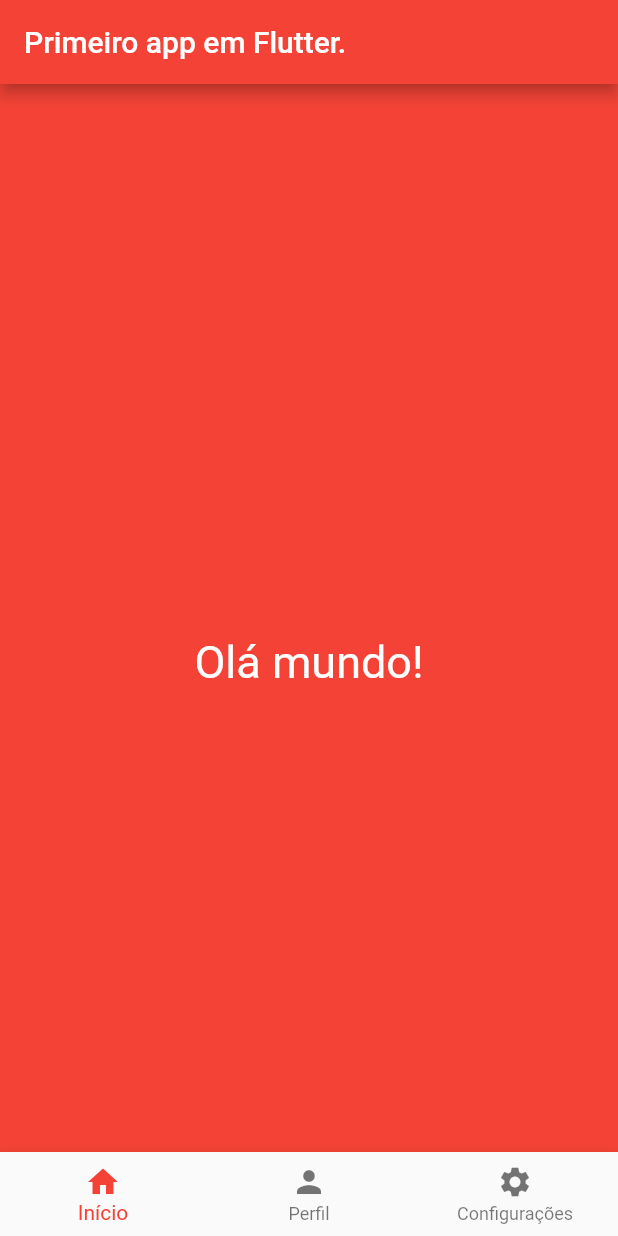
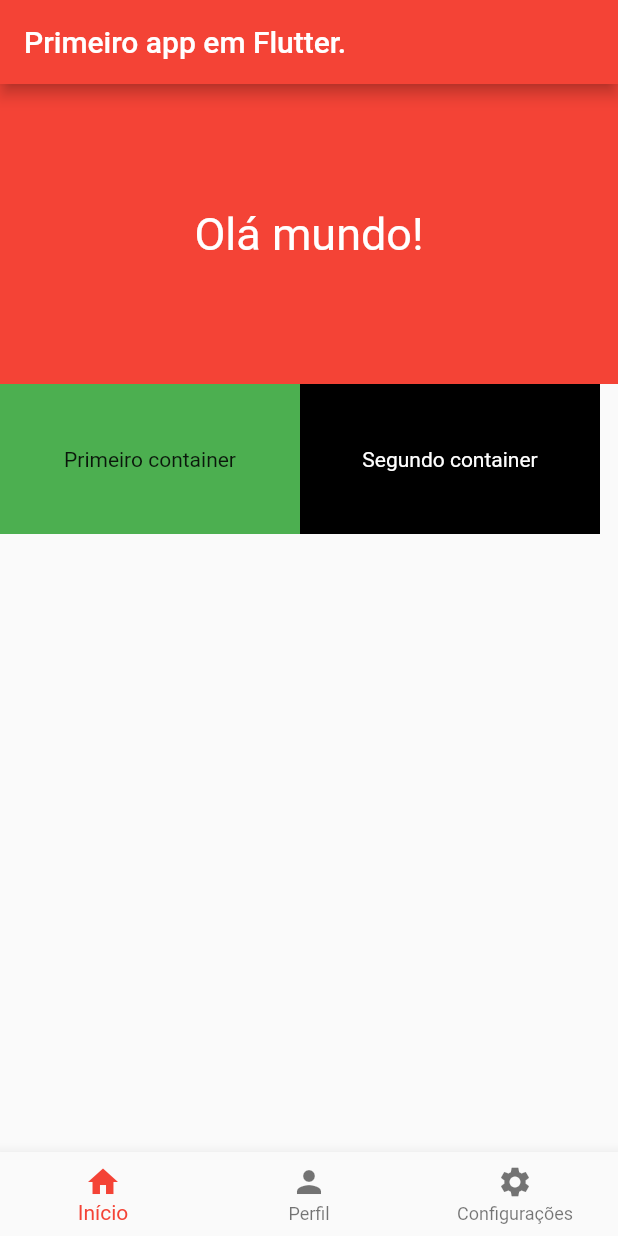
Before and after one commit to nicolascsantos/flutter-example, a Flutter app: the screen it shows after launch, on a phone screen of 412 x 824 dp. Run offline on Flutter 3.47's test engine with Material 2 defaults, Android fonts, the phone set to English and light mode, and no system bars.

Commit message:
Adicionando mais containers e testando Row().

```diff
--- a/lib/pages/home_page.dart
+++ b/lib/pages/home_page.dart
@@ -1,20 +1,18 @@
 import 'package:flutter/material.dart';
-
 
 class HomePage extends StatelessWidget {
   const HomePage({Key? key}) : super(key: key);
-
 
   @override
   Widget build(BuildContext context) {
     return Scaffold(
         appBar: AppBar(
-        title: Text('Primeiro app em Flutter.'),
+          title: const Text('Primeiro app em Flutter.'),
         ),
         body: Column(
           children: [
             Container(
-            height: 771,
+              height: 200,
               width: MediaQuery.of(context).size.width,
               decoration: const BoxDecoration(
                 color: Colors.red,
@@ -22,31 +20,40 @@ class HomePage extends StatelessWidget {
               child: const Center(
                 child: Text(
                   'Olá mundo!',
-                style: TextStyle(color: Colors.white,
+                  style: TextStyle(
+                    color: Colors.white,
                     fontSize: 30,
                   ),
                 ),
               ),
             ),
-          Text('Blabla')
+            Row(
+              children: [
+                Container(
+                  color: Colors.green,
+                  height: 100,
+                  width: 200,
+                  child: const Center(child: Text('Primeiro container')),
+                ),
+                Container(
+                  color: Colors.black,
+                  height: 100,
+                  width: 200,
+                  child: const Center(
+                      child: Text('Segundo container',
+                          style: TextStyle(color: Colors.white))),
+                )
+              ],
+            )
           ],
         ),
         bottomNavigationBar: BottomNavigationBar(
           items: const [
+            BottomNavigationBarItem(icon: Icon(Icons.home), label: 'Início'),
+            BottomNavigationBarItem(icon: Icon(Icons.person), label: 'Perfil'),
             BottomNavigationBarItem(
-              icon: Icon(Icons.home),
-              label: 'Início'
-          ),
-          BottomNavigationBarItem(
-              icon: Icon(Icons.person),
-              label: 'Perfil'
-          ),
-          BottomNavigationBarItem(
-              icon: Icon(Icons.settings),
-              label: 'Configurações'
-          ),
+                icon: Icon(Icons.settings), label: 'Configurações'),
           ],
-      )
-    );
+        ));
   }
 }
```
Lines whose indentation alone changed are shown as unchanged.
